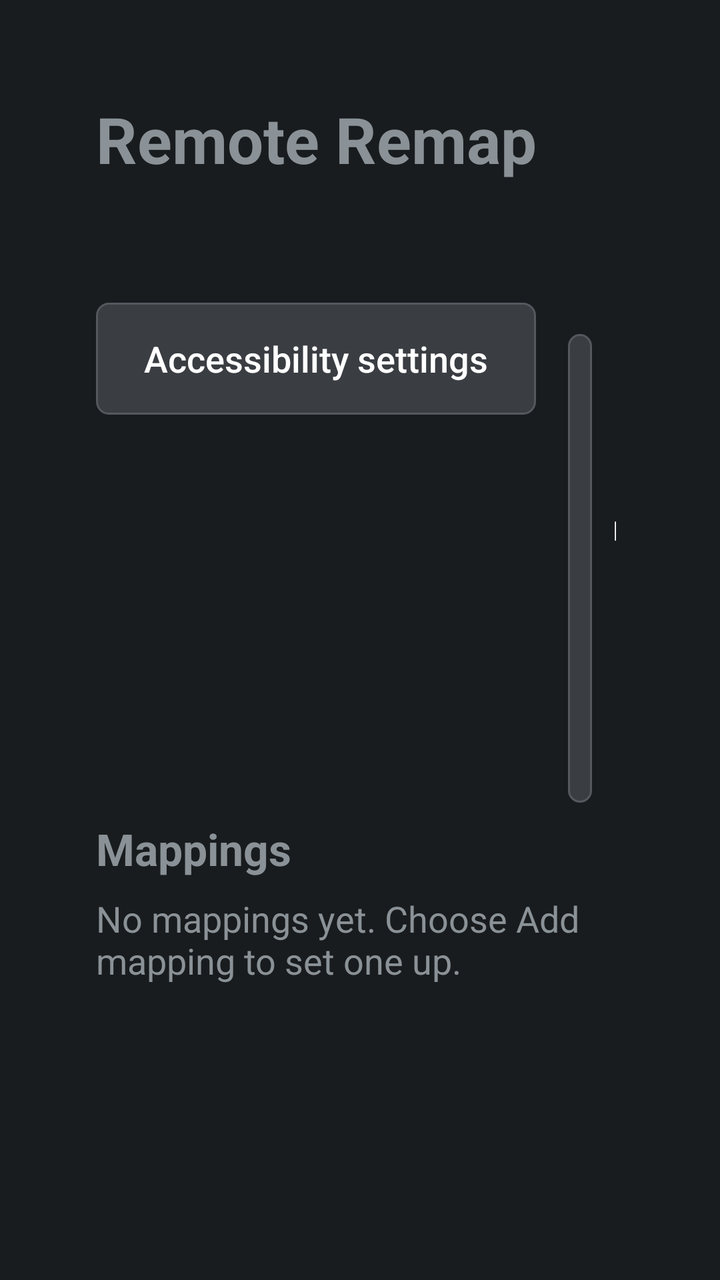
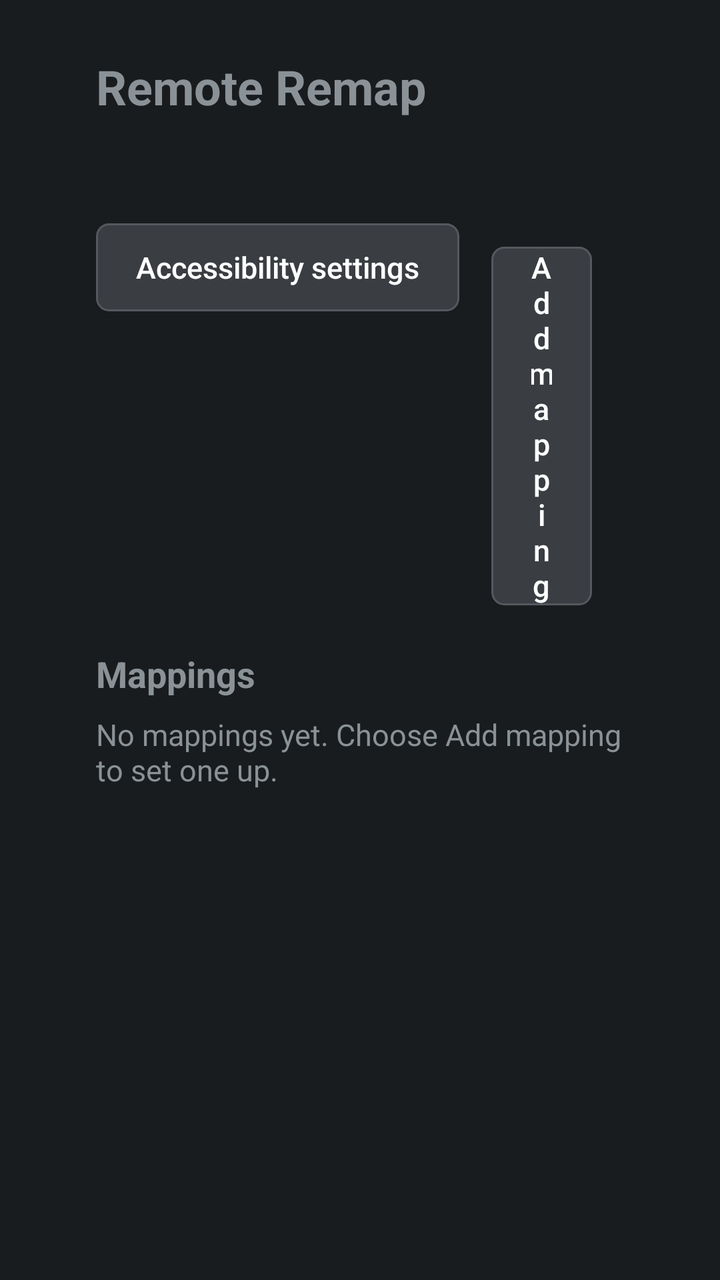

Compare the two renders of this Android layout. The source of the first and the diff that turns it into the second are given below.
<!-- AndroidManifest.xml: application theme AppTheme -->
<!-- res/layout/activity_main.xml -->
<?xml version="1.0" encoding="utf-8"?>
<LinearLayout xmlns:android="http://schemas.android.com/apk/res/android"
    android:layout_width="match_parent"
    android:layout_height="match_parent"
    android:clipChildren="false"
    android:orientation="vertical"
    android:padding="48dp">

    <TextView
        android:layout_width="wrap_content"
        android:layout_height="wrap_content"
        android:text="@string/app_name"
        android:textSize="32sp"
        android:textStyle="bold" />

    <TextView
        android:id="@+id/status"
        android:layout_width="match_parent"
        android:layout_height="wrap_content"
        android:layout_marginTop="12dp"
        android:textSize="18sp" />

    <LinearLayout
        android:layout_width="wrap_content"
        android:layout_height="wrap_content"
        android:clipChildren="false"
        android:layout_marginTop="16dp"
        android:orientation="horizontal">

        <Button
            android:id="@+id/enable_button"
            android:layout_width="wrap_content"
            android:layout_height="wrap_content"
            android:layout_marginEnd="16dp"
            android:layout_marginTop="8dp"
            android:text="Accessibility settings" />

        <Button
            android:id="@+id/add_button"
            android:layout_width="wrap_content"
            android:layout_height="wrap_content"
            android:layout_marginEnd="16dp"
            android:layout_marginTop="8dp"
            android:text="Add mapping" />

        <Button
            android:id="@+id/diagnostics_button"
            android:layout_width="wrap_content"
            android:layout_height="wrap_content"
            android:layout_marginEnd="16dp"
            android:layout_marginTop="8dp"
            android:text="Diagnostics" />
    </LinearLayout>

    <TextView
        android:layout_width="wrap_content"
        android:layout_height="wrap_content"
        android:layout_marginTop="24dp"
        android:text="Mappings"
        android:textSize="22sp"
        android:textStyle="bold" />

    <TextView
        android:id="@+id/empty"
        android:layout_width="match_parent"
        android:layout_height="wrap_content"
        android:layout_marginTop="8dp"
        android:text="No mappings yet. Choose Add mapping to set one up."
        android:textSize="18sp" />

    <ListView
        android:id="@+id/rules"
        android:layout_width="match_parent"
        android:layout_height="0dp"
        android:layout_weight="1" />
</LinearLayout>
<!-- resources referenced by this layout -->
<resources>
  <string name="app_name">Remote Remap</string>
  <style name="AppTheme" parent="@android:style/Theme.DeviceDefault">
          <item name="android:buttonStyle">@style/RemoteButton</item>
          <item name="android:listViewStyle">@style/RemoteList</item>
      </style>
  <style name="RemoteButton" parent="@android:style/Widget.DeviceDefault.Button">
          <item name="android:background">@drawable/button_bg</item>
          <item name="android:textColor">@color/text_primary</item>
          <item name="android:textSize">18sp</item>
          <item name="android:textAllCaps">false</item>
          <item name="android:minHeight">56dp</item>
          <item name="android:paddingStart">24dp</item>
          <item name="android:paddingEnd">24dp</item>
          <item name="android:stateListAnimator">@animator/focus_scale</item>
      </style>
  <style name="RemoteList" parent="@android:style/Widget.DeviceDefault.ListView">
          <item name="android:listSelector">@drawable/list_selector</item>
          <item name="android:drawSelectorOnTop">false</item>
          <item name="android:divider">@android:color/transparent</item>
          <item name="android:dividerHeight">6dp</item>
          <item name="android:padding">6dp</item>
          <item name="android:clipToPadding">false</item>
      </style>
  <!-- drawable button_bg (drawable) -->
  <?xml version="1.0" encoding="utf-8"?>
  <selector xmlns:android="http://schemas.android.com/apk/res/android">
      <item android:state_pressed="true">
          <shape android:shape="rectangle">
              <corners android:radius="6dp" />
              <solid android:color="@color/pressed_fill" />
              <stroke android:width="4dp" android:color="@color/focus_edge" />
          </shape>
      </item>
      <item android:state_focused="true">
          <shape android:shape="rectangle">
              <corners android:radius="6dp" />
              <solid android:color="@color/focus_fill" />
              <stroke android:width="4dp" android:color="@color/focus_edge" />
          </shape>
      </item>
      <item>
          <shape android:shape="rectangle">
              <corners android:radius="6dp" />
              <solid android:color="@color/button_fill" />
              <stroke android:width="1dp" android:color="@color/button_edge" />
          </shape>
      </item>
  </selector>
  <color name="text_primary">#FFFFFF</color>
  <!-- drawable list_selector (drawable) -->
  <?xml version="1.0" encoding="utf-8"?>
  <selector xmlns:android="http://schemas.android.com/apk/res/android">
      <item android:state_pressed="true">
          <shape android:shape="rectangle">
              <corners android:radius="6dp" />
              <solid android:color="@color/pressed_fill" />
              <stroke android:width="4dp" android:color="@color/focus_edge" />
          </shape>
      </item>
      <item android:state_focused="true">
          <shape android:shape="rectangle">
              <corners android:radius="6dp" />
              <solid android:color="@color/focus_fill" />
              <stroke android:width="4dp" android:color="@color/focus_edge" />
          </shape>
      </item>
      <item android:drawable="@android:color/transparent" />
  </selector>
  <color name="pressed_fill">#155BB5</color>
  <color name="focus_edge">#FFFFFF</color>
  <color name="focus_fill">#1E6FD9</color>
  <color name="button_fill">#3A3D42</color>
  <color name="button_edge">#55595F</color>
</resources>

<!-- the commit's change to res/layout/activity_main.xml (unified diff, before → after) -->
@@ -2,28 +2,29 @@
 <LinearLayout xmlns:android="http://schemas.android.com/apk/res/android"
     android:layout_width="match_parent"
     android:layout_height="match_parent"
-    android:clipChildren="false"
     android:orientation="vertical"
-    android:padding="48dp">
+    android:paddingStart="48dp"
+    android:paddingTop="27dp"
+    android:paddingEnd="48dp"
+    android:paddingBottom="27dp">
 
     <TextView
         android:layout_width="wrap_content"
         android:layout_height="wrap_content"
         android:text="@string/app_name"
-        android:textSize="32sp"
+        android:textSize="24sp"
         android:textStyle="bold" />
 
     <TextView
         android:id="@+id/status"
         android:layout_width="match_parent"
         android:layout_height="wrap_content"
-        android:layout_marginTop="12dp"
-        android:textSize="18sp" />
+        android:layout_marginTop="8dp"
+        android:textSize="15sp" />
 
     <LinearLayout
         android:layout_width="wrap_content"
         android:layout_height="wrap_content"
-        android:clipChildren="false"
         android:layout_marginTop="16dp"
         android:orientation="horizontal">
 
@@ -55,9 +56,9 @@
     <TextView
         android:layout_width="wrap_content"
         android:layout_height="wrap_content"
-        android:layout_marginTop="24dp"
+        android:layout_marginTop="16dp"
         android:text="Mappings"
-        android:textSize="22sp"
+        android:textSize="18sp"
         android:textStyle="bold" />
 
     <TextView
@@ -66,7 +67,7 @@
         android:layout_height="wrap_content"
         android:layout_marginTop="8dp"
         android:text="No mappings yet. Choose Add mapping to set one up."
-        android:textSize="18sp" />
+        android:textSize="15sp" />
 
     <ListView
         android:id="@+id/rules"
<!-- resource entries referenced after the edit -->
@@ -1,27 +1,28 @@
 <!-- resources referenced by this layout -->
 <resources>
   <string name="app_name">Remote Remap</string>
-  <style name="AppTheme" parent="@android:style/Theme.DeviceDefault">
+  <style name="AppTheme" parent="@android:style/Theme.DeviceDefault.NoActionBar">
           <item name="android:buttonStyle">@style/RemoteButton</item>
           <item name="android:listViewStyle">@style/RemoteList</item>
+          <item name="android:textAppearanceListItem">@android:style/TextAppearance.DeviceDefault.Medium</item>
+          <item name="android:listPreferredItemHeight">44dp</item>
       </style>
   <style name="RemoteButton" parent="@android:style/Widget.DeviceDefault.Button">
           <item name="android:background">@drawable/button_bg</item>
           <item name="android:textColor">@color/text_primary</item>
-          <item name="android:textSize">18sp</item>
+          <item name="android:textSize">15sp</item>
           <item name="android:textAllCaps">false</item>
-          <item name="android:minHeight">56dp</item>
-          <item name="android:paddingStart">24dp</item>
-          <item name="android:paddingEnd">24dp</item>
-          <item name="android:stateListAnimator">@animator/focus_scale</item>
+          <item name="android:minHeight">44dp</item>
+          <item name="android:minWidth">0dp</item>
+          <item name="android:paddingStart">20dp</item>
+          <item name="android:paddingEnd">20dp</item>
+          <item name="android:stateListAnimator">@null</item>
       </style>
   <style name="RemoteList" parent="@android:style/Widget.DeviceDefault.ListView">
           <item name="android:listSelector">@drawable/list_selector</item>
           <item name="android:drawSelectorOnTop">false</item>
           <item name="android:divider">@android:color/transparent</item>
-          <item name="android:dividerHeight">6dp</item>
-          <item name="android:padding">6dp</item>
-          <item name="android:clipToPadding">false</item>
+          <item name="android:dividerHeight">4dp</item>
       </style>
   <!-- drawable button_bg (drawable) -->
   <?xml version="1.0" encoding="utf-8"?>
